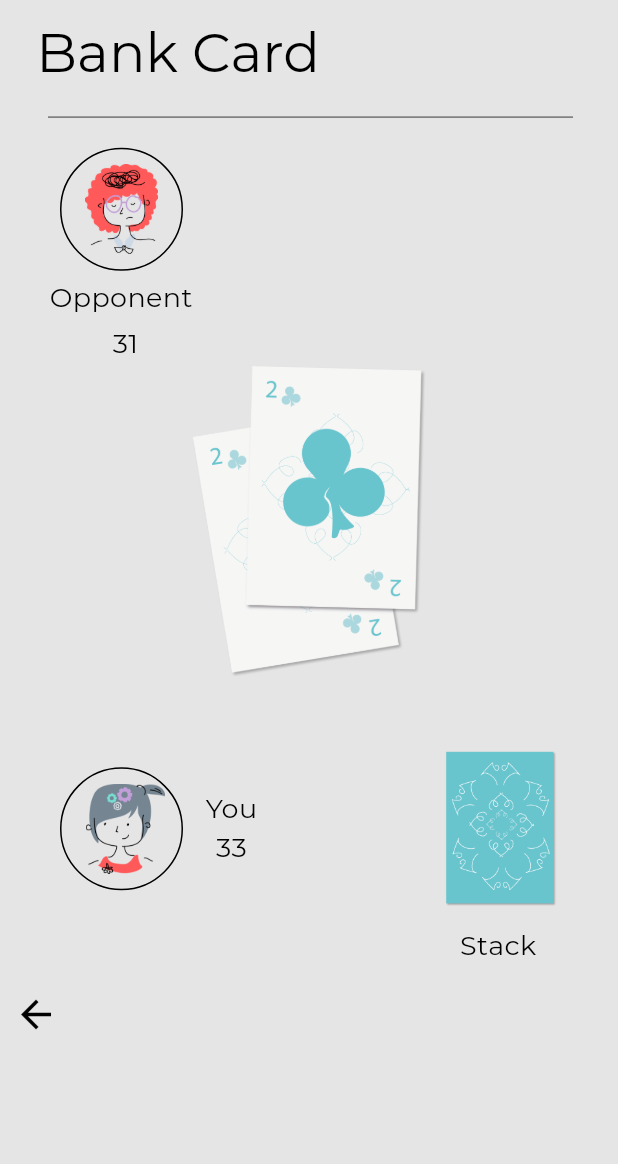
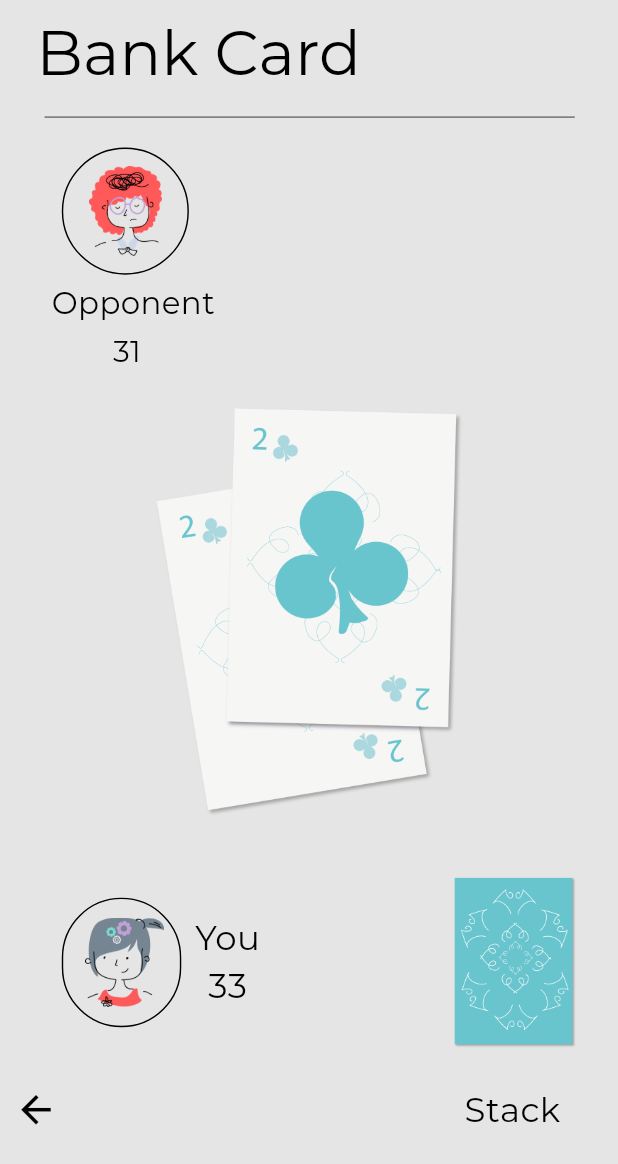
Before and after one commit to jeffrgh/bank_game, a Flutter app: the SinglePlyr screen opened by its route, on a phone screen of 412 x 824 dp. Shown: the top 1164 px of the screen. Run offline on Flutter 3.47's test engine with Material 2 defaults, Android fonts, the phone set to English and light mode, and no system bars; our stand-ins replace hive, hive_flutter; accounts and stored records are empty; project files that could hold a hidden picture were left out.

Commit message:
Fixed dark mode for a couple of pages *Made single player screen responsive

```diff
--- a/lib/screens/single_plyr.dart
+++ b/lib/screens/single_plyr.dart
@@ -3,6 +3,7 @@ import 'dart:math';
 import 'package:flutter/material.dart';
 
 import '../widgets/card.dart';
+import '../widgets/config.dart';
 
 class SinglePlyr extends StatefulWidget {
   const SinglePlyr({Key? key}) : super(key: key);
@@ -293,11 +294,11 @@ class _SinglePlyrState extends State<SinglePlyr> {
           padding: EdgeInsets.only(
             left: MediaQuery.of(context).size.width * 0.02,
           ),
-          child: const Text(
+          child: Text(
             'Bank Card',
             style: TextStyle(
-              color: Colors.black,
-              fontSize: 36,
+              color: Theme.of(context).textTheme.bodyText1!.color,
+              fontSize: MediaQuery.of(context).size.height * 0.05,
               fontFamily: 'Montserrat',
               fontWeight: FontWeight.w300,
             ),
@@ -309,49 +310,54 @@ class _SinglePlyrState extends State<SinglePlyr> {
         children: [
           Divider(
             color: Theme.of(context).textTheme.bodyText1!.color,
-            endIndent: 30,
-            indent: 32,
+            endIndent: MediaQuery.of(context).size.width * 0.07,
+            indent: MediaQuery.of(context).size.width * 0.072,
             thickness: 0.5,
           ),
           Padding(
-            padding: const EdgeInsets.only(
-              top: 12.5,
-              left: 40,
+            padding: EdgeInsets.only(
+              top: MediaQuery.of(context).size.height * 0.015,
+              left: MediaQuery.of(context).size.width * 0.1,
             ),
             child: Align(
               child: Container(
                 child: Padding(
-                  padding: const EdgeInsets.all(10.0),
+                  padding: EdgeInsets.all(
+                    MediaQuery.of(context).size.height * 0.014,
+                  ),
                   child: Image.asset(
-                    'assets/Images/player_2_light.png',
+                    currentTheme.currentTheme() == ThemeMode.light
+                        ? 'assets/Images/player_2_light.png'
+                        : 'assets/Images/player_2.png',
                     scale: 0.75,
                     fit: BoxFit.scaleDown,
-                    width: 60,
-                    height: 60,
+                    width: MediaQuery.of(context).size.width * 0.145,
+                    height: MediaQuery.of(context).size.width * 0.145,
                   ),
                 ),
                 decoration: BoxDecoration(
                   color: Colors.transparent,
                   borderRadius: BorderRadius.circular(100000),
                   border: Border.all(
-                    width: 1,
+                    width: MediaQuery.of(context).size.width * 0.0023,
+                    color: Theme.of(context).textTheme.bodyText1!.color!,
                   ),
                 ),
               ),
               alignment: Alignment.centerLeft,
             ),
           ),
-          const Align(
+          Align(
             child: Padding(
               padding: EdgeInsets.only(
-                left: 33,
-                top: 5,
+                left: MediaQuery.of(context).size.width * 0.0835,
+                top: MediaQuery.of(context).size.height * 0.005,
               ),
               child: Text(
                 'Opponent',
                 style: TextStyle(
-                  color: Colors.black,
-                  fontSize: 18,
+                  color: Theme.of(context).textTheme.bodyText1!.color,
+                  fontSize: MediaQuery.of(context).size.height * 0.025,
                   fontFamily: 'Montserrat',
                   fontWeight: FontWeight.w300,
                 ),
@@ -359,17 +365,17 @@ class _SinglePlyrState extends State<SinglePlyr> {
             ),
             alignment: Alignment.centerLeft,
           ),
-          const Align(
+          Align(
             child: Padding(
               padding: EdgeInsets.only(
-                top: 5,
-                left: 75,
+                top: MediaQuery.of(context).size.height * 0.005,
+                left: MediaQuery.of(context).size.width * 0.1825,
               ),
               child: Text(
                 '31',
                 style: TextStyle(
-                  color: Colors.black,
-                  fontSize: 18,
+                  color: Theme.of(context).textTheme.bodyText1!.color,
+                  fontSize: MediaQuery.of(context).size.height * 0.024,
                   fontFamily: 'Montserrat',
                   fontWeight: FontWeight.w300,
                 ),
@@ -379,52 +385,54 @@ class _SinglePlyrState extends State<SinglePlyr> {
           ),
           Image.asset(
             'assets/Images/large_card.png',
-            width: 200,
-            height: 210,
+            width: MediaQuery.of(context).size.width * 0.5,
+            height: MediaQuery.of(context).size.height * 0.38725,
           ),
           Padding(
-            padding: const EdgeInsets.only(
-              left: 40.0,
+            padding: EdgeInsets.only(
+              left: MediaQuery.of(context).size.width * 0.1,
             ),
             child: Row(
               children: [
                 Align(
                   child: Container(
                     child: Padding(
-                      padding: const EdgeInsets.only(
-                        bottom: 10.0,
-                        right: 7.5,
-                        left: 12.5,
-                        top: 10,
+                      padding: EdgeInsets.only(
+                        bottom: MediaQuery.of(context).size.height * 0.015,
+                        right: MediaQuery.of(context).size.width * 0.017,
+                        left: MediaQuery.of(context).size.width * 0.0267,
+                        top: MediaQuery.of(context).size.height * 0.015,
                       ),
                       child: Image.asset(
-                        'assets/Images/player_light.png',
-                        scale: 0.75,
+                        currentTheme.currentTheme() == ThemeMode.light
+                            ? 'assets/Images/player_light.png'
+                            : 'assets/Images/player.png',
                         fit: BoxFit.scaleDown,
-                        width: 60,
-                        height: 60,
+                        width: MediaQuery.of(context).size.width * 0.145,
+                        height: MediaQuery.of(context).size.width * 0.145,
                       ),
                     ),
                     decoration: BoxDecoration(
                       color: Colors.transparent,
                       borderRadius: BorderRadius.circular(100000),
                       border: Border.all(
-                        width: 1,
+                        width: MediaQuery.of(context).size.width * 0.0023,
+                        color: Theme.of(context).textTheme.bodyText1!.color!,
                       ),
                     ),
                   ),
                   alignment: Alignment.centerLeft,
                 ),
-                const SizedBox(
-                  width: 15,
+                SizedBox(
+                  width: MediaQuery.of(context).size.width * 0.0225,
                 ),
                 Column(
-                  children: const [
+                  children: [
                     Text(
                       'You',
                       style: TextStyle(
-                        color: Colors.black,
-                        fontSize: 18,
+                        color: Theme.of(context).textTheme.bodyText1!.color,
+                        fontSize: MediaQuery.of(context).size.height * 0.0275,
                         fontFamily: 'Montserrat',
                         fontWeight: FontWeight.w300,
                       ),
@@ -432,55 +440,51 @@ class _SinglePlyrState extends State<SinglePlyr> {
                     Text(
                       '33',
                       style: TextStyle(
-                        color: Colors.black,
-                        fontSize: 18,
+                        color: Theme.of(context).textTheme.bodyText1!.color,
+                        fontSize: MediaQuery.of(context).size.height * 0.0275,
                         fontFamily: 'Montserrat',
                         fontWeight: FontWeight.w300,
                       ),
                     ),
                   ],
                 ),
-                const SizedBox(
-                  width: 125,
+                SizedBox(
+                  width: MediaQuery.of(context).size.width * 0.3125,
                 ),
-                Stack(
-                  children: [
                 Image.asset(
                   'assets/Images/card_back.png',
-                      height: 200,
-                      width: 75,
-                    ),
-                    const Positioned(
-                      child: Align(
-                        alignment: Alignment.topRight,
-                        child: Text(
-                          'Stack',
-                          style: TextStyle(
-                            color: Colors.black,
-                            fontSize: 18,
-                            fontFamily: 'Montserrat',
-                            fontWeight: FontWeight.w300,
-                          ),
-                        ),
-                      ),
-                      top: 165,
-                      left: 10,
-                    ),
-                  ],
+                  height: MediaQuery.of(context).size.height * 0.18,
+                  width: MediaQuery.of(context).size.width * 0.2,
                 ),
               ],
             ),
           ),
           Align(
             alignment: Alignment.bottomLeft,
-            child: IconButton(
+            child: Row(
+              children: [
+                IconButton(
                   icon: const Icon(
                     Icons.arrow_back,
                   ),
                   onPressed: () {
                     Navigator.pop(context);
                   },
-              iconSize: 30,
+                  iconSize: MediaQuery.of(context).size.height * 0.036,
+                ),
+                SizedBox(
+                  width: MediaQuery.of(context).size.width * 0.635,
+                ),
+                Text(
+                  'Stack',
+                  style: TextStyle(
+                    color: Theme.of(context).textTheme.bodyText1!.color,
+                    fontSize: MediaQuery.of(context).size.height * 0.0275,
+                    fontFamily: 'Montserrat',
+                    fontWeight: FontWeight.w300,
+                  ),
+                ),
+              ],
             ),
           ),
         ],
--- a/lib/screens/username_screen.dart
+++ b/lib/screens/username_screen.dart
@@ -1,3 +1,4 @@
+import 'package:bank_game/widgets/config.dart';
 import 'package:flutter/material.dart';
 
 class UsernameScreen extends StatefulWidget {
@@ -13,6 +14,9 @@ class _UsernameScreenState extends State<UsernameScreen> {
   Widget build(BuildContext context) {
     TextEditingController _textEditingController = TextEditingController();
     return Scaffold(
+      backgroundColor: currentTheme.currentTheme() == ThemeMode.light
+          ? const Color(0xFFE5E5E5)
+          : const Color(0xFF3C3C3B),
       body: SingleChildScrollView(
         child: Column(
           children: [
@@ -63,9 +67,11 @@ class _UsernameScreenState extends State<UsernameScreen> {
                 endIndent: 30,
               ),
             ),
-            const Image(
+            Image(
               image: AssetImage(
-                "assets/Images/player_light.png",
+                currentTheme.currentTheme() == ThemeMode.light
+                    ? "assets/Images/player_light.png"
+                    : 'assets/Images/player.png',
               ),
               height: 233,
               width: 206,
--- a/pubspec.yaml
+++ b/pubspec.yaml
@@ -71,6 +71,7 @@ flutter:
     - assets/Images/player_2_light.png
     - 'assets/Images/large_card.png'
     - 'assets/Images/card_back.png'
+    - 'assets/Images/player_2.png'
 
   # To add assets to your application, add an assets section, like this:
   # assets:
```
Also changed, not shown: assets/Images/arrow1.svg (added), assets/Images/player_2.png (added), pubspec.lock, 2 other files. Lines whose indentation alone changed are shown as unchanged.
